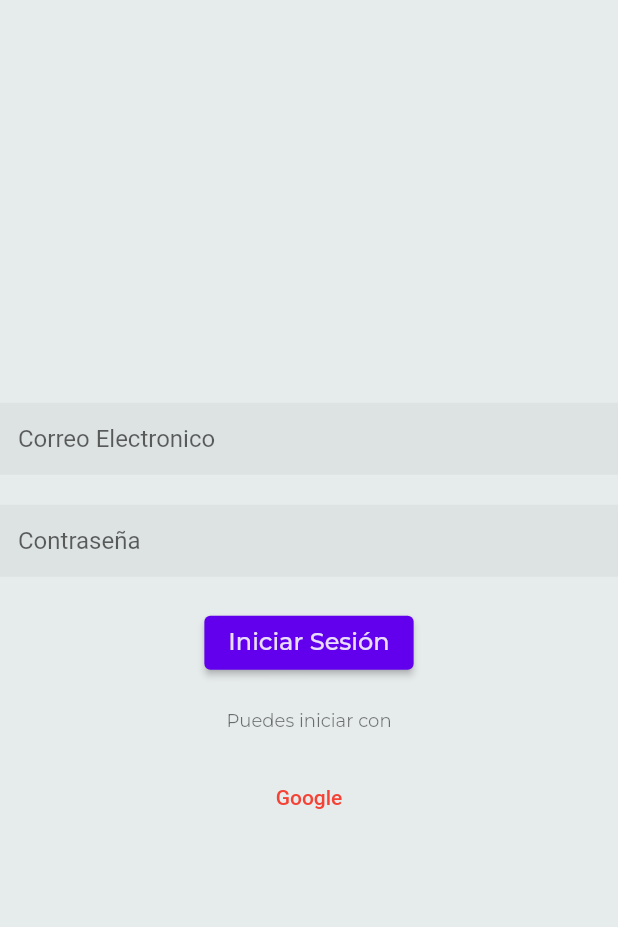
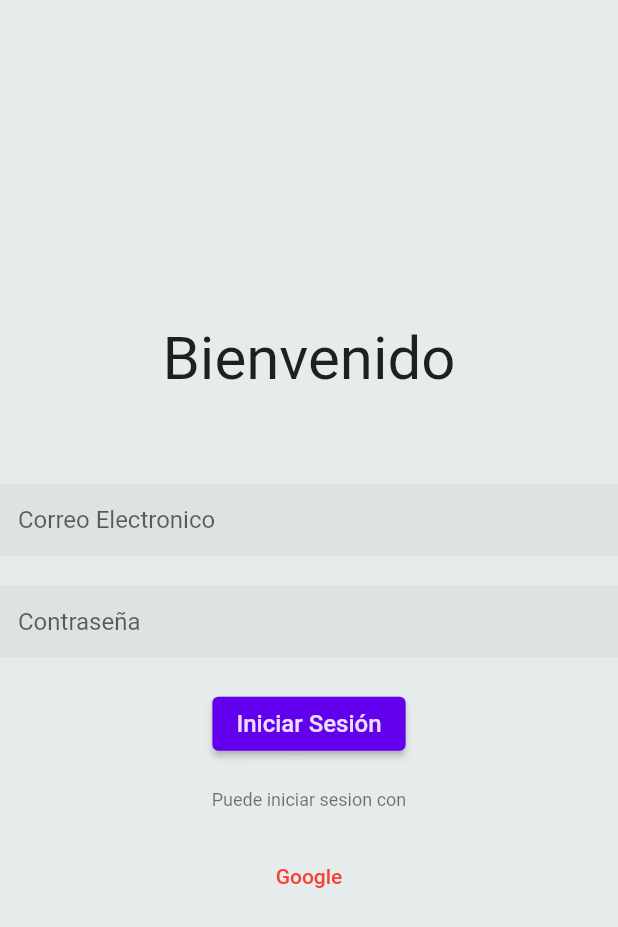
Before and after one commit to kevinloormz/mygetxtemplate, a Flutter app: the LoginPage screen opened by its route, on a phone screen of 412 x 824 dp. Shown: the top 927 px of the screen. Run offline on Flutter 3.47's test engine with Material 2 defaults, Android fonts, the phone set to English and light mode, and no system bars; our stand-ins replace firebase_auth, firebase_core, flutter_spinkit, get, get_storage, google_sign_in; accounts and stored records are empty.

Commit message:
Mejoras theme final

```diff
--- a/lib/core/theme/custom_color.dart
+++ b/lib/core/theme/custom_color.dart
@@ -1,12 +1,11 @@
 import 'package:flutter/material.dart';
-//import 'package:get_storage/get_storage.dart';
-
 import 'package:mygetxtemplate/core/utils/getStoragedKey.dart';
 
 class CustomColor {
-  var primaryTextColor =
+  var primaryTextColor = //dark              //light
       GetStorageKey().isSaveDarkMode() ? Color(0xDD000000) : Color(0xDDFFFFFF);
   var secondaryTextColor =
       GetStorageKey().isSaveDarkMode() ? Color(0x89FFFFFF) : Color(0x89000000);
-  var blackColor = Colors.black;
+  var blackAndWhiteColor =
+      GetStorageKey().isSaveDarkMode() ? Color(0xDDFFFFFF) : Color(0xDD000000);
 }
--- a/lib/core/theme/custom_textStyle.dart
+++ /dev/null
@@ -1,15 +0,0 @@
-import 'package:google_fonts/google_fonts.dart';
-import 'package:mygetxtemplate/core/theme/custom_color.dart';
-
-class CustomTextStyle {
-  var textStyleWithFont = GoogleFonts.montserrat();
-
-  var textStyleFourteenWithThemeColor = GoogleFonts.montserrat(
-      fontSize: 14, color: CustomColor().primaryTextColor);
-
-  var textStyle16WithThemeColor = GoogleFonts.montserrat(
-      fontSize: 16, color: CustomColor().primaryTextColor);
-
-  var textStyleTwelveWithGreyColor = GoogleFonts.montserrat(
-      fontSize: 12, color: CustomColor().secondaryTextColor);
-}
--- a/lib/global_widgets/custom_text.dart
+++ b/lib/global_widgets/custom_text.dart
@@ -1,20 +1,10 @@
-//import 'dart:html';
-
 import 'package:flutter/material.dart';
 
-class CustomText extends StatelessWidget {
-  const CustomText({Key? key, required this.data, required this.textStyle})
-      : super(key: key);
-
-  final String data;
-  final TextStyle textStyle;
-
-  @override
-  Widget build(BuildContext context) {
-    return Text(
-      data,
-      style: textStyle,
-      textAlign: TextAlign.center,
-    );
-  }
+Widget buildText(
+    {required String data, required double size, required Color color}) {
+  return Text(
+    data,
+    style: TextStyle(fontSize: size, color: color),
+    textAlign: TextAlign.center,
+  );
 }
--- a/lib/global_widgets/loading.dart
+++ b/lib/global_widgets/loading.dart
@@ -1,6 +1,7 @@
 import 'package:flutter/material.dart';
 import 'package:flutter_spinkit/flutter_spinkit.dart';
 import 'package:get/get.dart';
+import 'package:mygetxtemplate/core/utils/getStoragedKey.dart';
 
 showLoading() {
   Get.defaultDialog(
@@ -20,7 +21,8 @@ showLoading2() {
   Get.dialog(
     Center(child: CircularProgressIndicator()),
     barrierDismissible: false,
-    barrierColor: Colors.white60,
+    barrierColor:
+        GetStorageKey().isSaveDarkMode() ? Colors.black26 : Colors.white60,
   );
   //await dismissLoadingWidget();
 }
--- a/lib/modules/home/home_page.dart
+++ b/lib/modules/home/home_page.dart
@@ -30,19 +30,19 @@ class HomePage extends GetWidget<HomeController> {
               },
             ),
             ListTile(
+              leading: Icon(Icons.switch_left),
+              title: Text('Modo oscuro'),
+              onTap: () {
+                GetStorageKey().changeThemeMode();
+              },
+            ),
+            ListTile(
               leading: Icon(Icons.exit_to_app),
               title: Text('Cerrar sesion'),
               onTap: () {
                 Get.find<LoginController>().logOut();
               },
             ),
-            ListTile(
-              leading: Icon(Icons.switch_left),
-              title: Text('Modo oscuro'),
-              onTap: () {
-                GetStorageKey().changeThemeMode();
-              },
-            )
           ],
         ),
       ),
--- a/lib/modules/login/login_controller.dart
+++ b/lib/modules/login/login_controller.dart
@@ -81,10 +81,13 @@ class LoginController extends GetxController {
         Get.offAllNamed(Routes.HOME);
       } catch (e) {
         showSnackbarerror('Error login con cuenta Google');
+        await Future.delayed(Duration(seconds: 1));
+        dismissLoadingWidget();
       }
-      await Future.delayed(Duration(seconds: 1));
-      dismissLoadingWidget();
     }
+
+    await Future.delayed(Duration(seconds: 1));
+    dismissLoadingWidget();
 
     //dismissLoadingWidget();
     // Once signed in, return the UserCredential
--- a/lib/modules/login/login_page.dart
+++ b/lib/modules/login/login_page.dart
@@ -1,12 +1,8 @@
 import 'package:flutter/material.dart';
 import 'package:get/get.dart';
-import 'package:mygetxtemplate/core/theme/custom_textStyle.dart';
+import 'package:mygetxtemplate/core/theme/custom_color.dart';
 import 'package:mygetxtemplate/global_widgets/custom_text.dart';
-//import 'package:mygetxtemplate/modules/login/login_controller.dart';
 import 'package:mygetxtemplate/modules/login/login_controller.dart';
-//import 'package:mygetxtemplate/modules/login/login_controller_prueba.dart';
-
-//import 'login_controller.dart';
 
 class LoginPage extends GetWidget<LoginController> {
   @override
@@ -15,6 +11,12 @@ class LoginPage extends GetWidget<LoginController> {
         body: Column(
       mainAxisAlignment: MainAxisAlignment.center,
       children: [
+        buildText(
+          data: 'Bienvenido',
+          color: CustomColor().blackAndWhiteColor,
+          size: 40,
+        ),
+        SizedBox(height: 60),
         TextField(
           controller: controller.email,
           decoration: InputDecoration(
@@ -39,15 +41,17 @@ class LoginPage extends GetWidget<LoginController> {
             controller.signInWithEmailAndPassword();
             //controller.setInitialScreen();
           },
-          child: CustomText(
+          child: buildText(
             data: 'Iniciar Sesión',
-            textStyle: CustomTextStyle().textStyle16WithThemeColor,
+            color: CustomColor().primaryTextColor,
+            size: 16,
           ),
         ),
         SizedBox(height: 20),
-        CustomText(
-          data: 'Puedes iniciar con',
-          textStyle: CustomTextStyle().textStyleTwelveWithGreyColor,
+        buildText(
+          data: 'Puede iniciar sesion con',
+          color: CustomColor().secondaryTextColor,
+          size: 12,
         ),
         SizedBox(height: 20),
         TextButton(
--- a/pubspec.yaml
+++ b/pubspec.yaml
@@ -26,6 +26,7 @@ dependencies:
   cupertino_icons: ^1.0.3
   firebase_auth: ^1.3.0
   firebase_core: ^1.2.1
+  flutter_icons: ^1.1.0
   flutter_spinkit: ^5.0.0
   get: ^4.1.4
   get_storage: ^2.0.2
```
Also changed, not shown: pubspec.lock.
